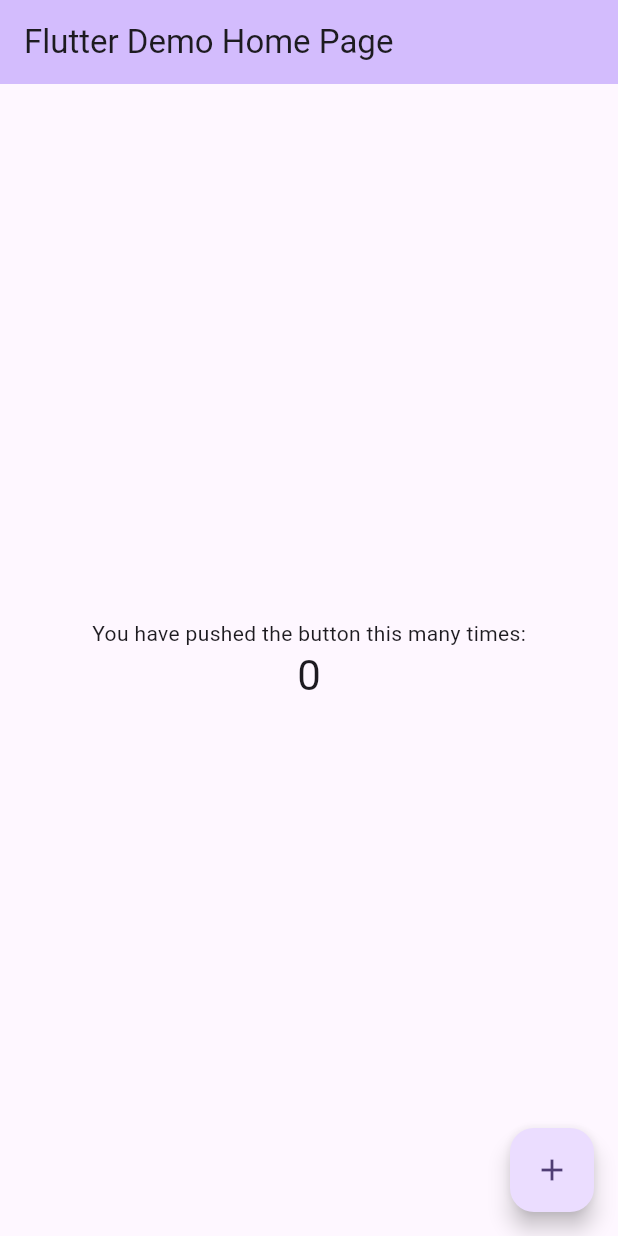
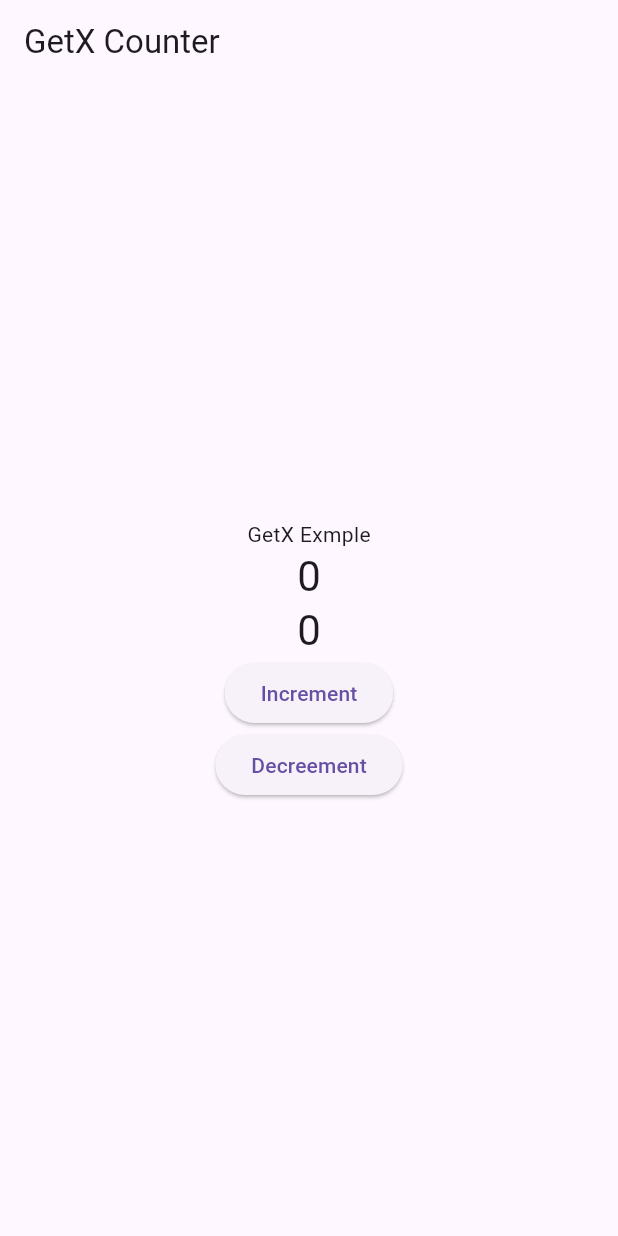
Before and after one commit to champaksworldcreate/getX, a Flutter app: the screen it shows after launch, on a phone screen of 412 x 824 dp. Run offline on Flutter 3.47's test engine with Material 3 defaults, Android fonts, the phone set to English and light mode, and no system bars; our stand-ins replace get.

Commit message:
Simple increment decrement is working

```diff
--- /dev/null
+++ b/lib/controller.dart
@@ -0,0 +1,16 @@
+import 'package:flutter/material.dart';
+import 'package:get/get.dart';
+import 'package:get/get_state_manager/src/simple/get_controllers.dart';
+
+import 'package:get/get.dart';
+
+class CounterController extends GetxController {
+  var count = 0.obs;
+
+  void increment() {
+    count++;
+  }
+  void decrement(){
+    count--;
+  }
+}
--- a/lib/main.dart
+++ b/lib/main.dart
@@ -1,73 +1,55 @@
+// lib/main.dart
 import 'package:flutter/material.dart';
 import 'package:get/get.dart';
+import 'package:getx/secondpage.dart';
+
+import 'controller.dart';
 
 void main() {
-  runApp( GetMaterialApp(home: MyApp()));
+  runApp(MyApp());
 }
 
 class MyApp extends StatelessWidget {
-  const MyApp({super.key});
-
-  // This widget is the root of your application.
   @override
   Widget build(BuildContext context) {
-    return MaterialApp(
-      title: 'Flutter Demo',
-      theme: ThemeData(
-
-        colorScheme: ColorScheme.fromSeed(seedColor: Colors.deepPurple),
-        useMaterial3: true,
-      ),
-      home: const MyHomePage(title: 'Flutter Demo Home Page'),
+    return GetMaterialApp(
+      title: 'Hello World App',
+      home: MyHomePage(),
     );
   }
 }
 
-class MyHomePage extends StatefulWidget {
-  const MyHomePage({super.key, required this.title});
-
-  final String title;
-
-  @override
-  State<MyHomePage> createState() => _MyHomePageState();
-}
-
-class _MyHomePageState extends State<MyHomePage> {
-  int _counter = 0;
-
-  void _incrementCounter() {
-    setState(() {
-      _counter++;
-    });
-  }
+class MyHomePage extends StatelessWidget {
+  final CounterController controller = Get.put(CounterController());
 
   @override
   Widget build(BuildContext context) {
     return Scaffold(
       appBar: AppBar(
-        backgroundColor: Theme.of(context).colorScheme.inversePrimary,
-                title: Text(widget.title),
+        title: Text('GetX Counter'),
       ),
       body: Center(
-
         child: Column(
           mainAxisAlignment: MainAxisAlignment.center,
           children: <Widget>[
-            const Text(
-              'You have pushed the button this many times:',
+            Text(
+              'GetX Exmple',
             ),
-            Text(
-              '$_counter',
-              style: Theme.of(context).textTheme.headlineMedium,
+            Obx(() => Text('${controller.count.value}',
+                style: Theme.of(context).textTheme.headlineMedium)),
+            Obx(() => Text('${controller.count.value}',
+                style: Theme.of(context).textTheme.headlineMedium)),
+            ElevatedButton(
+              onPressed: controller.increment,
+              child: Text('Increment'),
+            ),
+            ElevatedButton(
+              onPressed: controller.decrement,
+              child: Text('Decreement'),
             ),
           ],
         ),
       ),
-      floatingActionButton: FloatingActionButton(
-        onPressed: _incrementCounter,
-        tooltip: 'Increment',
-        child: const Icon(Icons.add),
-      ), // This trailing comma makes auto-formatting nicer for build methods.
     );
   }
 }
```
Also changed, not shown: lib/secondpage.dart (added, +27 -0 lines).
